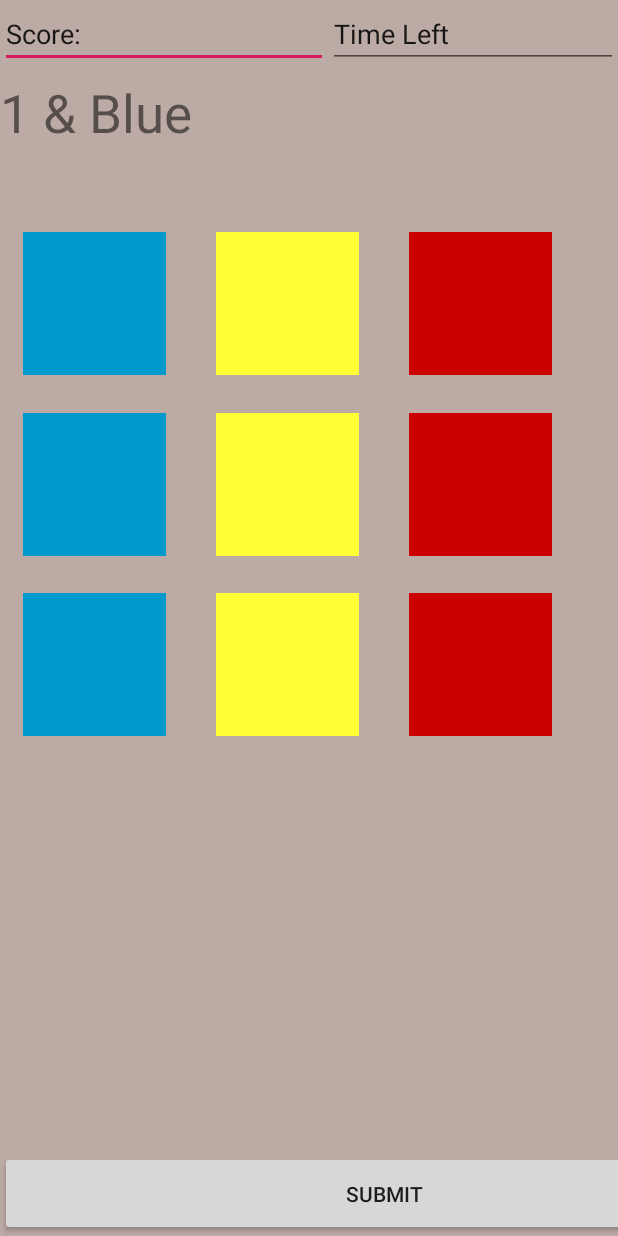
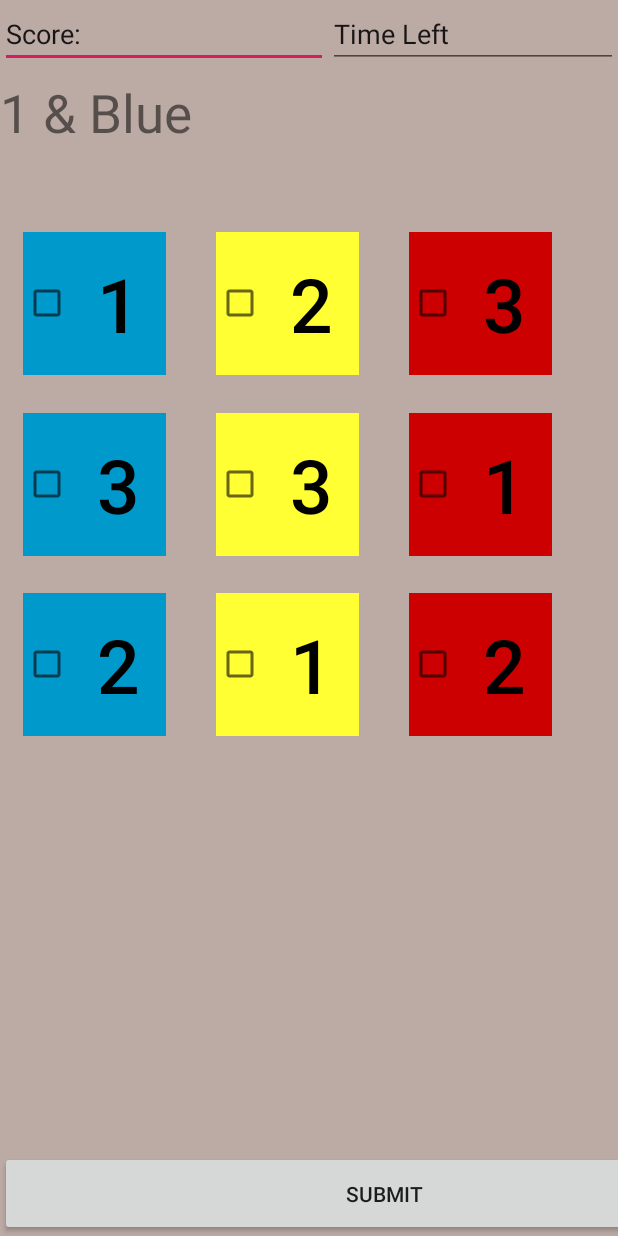
Before and after one commit to ayu5/BooleanLogiGame, an Android app: the Main2Activity screen opened directly, with no data from a screen before it, on a phone screen of 412 x 824 dp. Run offline under Robolectric (Android 15) with nearby library versions, the phone set to English and light mode, and no system bars.

Commit message:
added numbers

```diff
--- a/app/src/main/res/layout/activity_main2.xml
+++ b/app/src/main/res/layout/activity_main2.xml
@@ -70,14 +70,18 @@
         app:layout_constraintEnd_toEndOf="parent"
         app:layout_constraintTop_toBottomOf="@+id/linearLayout8">
 
-        <Button
+        <CheckBox
+            android:text="1"
+            android:textSize="50dp"
             android:id="@+id/game_button1"
             android:layout_width="95dp"
             android:layout_height="match_parent"
             android:background="@android:color/holo_blue_dark"
             style="?android:attr/buttonBarButtonStyle" />
 
-        <Button
+        <CheckBox
+            android:text="2"
+            android:textSize="50dp"
             android:id="@+id/game_button2"
             android:layout_width="95dp"
             android:layout_height="match_parent"
@@ -86,7 +90,9 @@
             android:background="#FFFF33"
             style="?android:attr/buttonBarButtonStyle" />
 
-        <Button
+        <CheckBox
+            android:text="3"
+            android:textSize="50dp"
             android:id="@+id/game_button3"
             android:layout_width="95dp"
             android:layout_height="match_parent"
@@ -113,14 +119,18 @@
         tools:targetApi="o">
 
 
-        <Button
+        <CheckBox
+            android:text="3"
+            android:textSize="50dp"
             android:id="@+id/game_button4"
             android:layout_width="95dp"
             android:layout_height="match_parent"
             android:background="@android:color/holo_blue_dark"
             style="?android:attr/buttonBarButtonStyle" />
 
-        <Button
+        <CheckBox
+            android:text="3"
+            android:textSize="50dp"
             android:id="@+id/game_button5"
             android:layout_width="95dp"
             android:layout_height="match_parent"
@@ -129,7 +139,9 @@
             android:background="#FFFF33"
             style="?android:attr/buttonBarButtonStyle" />
 
-        <Button
+        <CheckBox
+            android:text="1"
+            android:textSize="50dp"
             android:id="@+id/game_button6"
             android:layout_width="95dp"
             android:layout_height="match_parent"
@@ -154,14 +166,18 @@
         app:layout_constraintTop_toBottomOf="@+id/linearLayout4"
         tools:targetApi="o">
 
-        <Button
+        <CheckBox
+            android:text="2"
+            android:textSize="50dp"
             android:id="@+id/game_button7"
             android:layout_width="95dp"
             android:layout_height="match_parent"
             android:background="@android:color/holo_blue_dark"
             style="?android:attr/buttonBarButtonStyle" />
 
-        <Button
+        <CheckBox
+            android:text="1"
+            android:textSize="50dp"
             android:id="@+id/game_button8"
             android:layout_width="95dp"
             android:layout_height="match_parent"
@@ -170,7 +186,9 @@
             android:background="#FFFF33"
             style="?android:attr/buttonBarButtonStyle" />
 
-        <Button
+        <CheckBox
+            android:text="2"
+            android:textSize="50dp"
             android:id="@+id/game_button9"
             android:layout_width="95dp"
             android:layout_height="match_parent"
```
